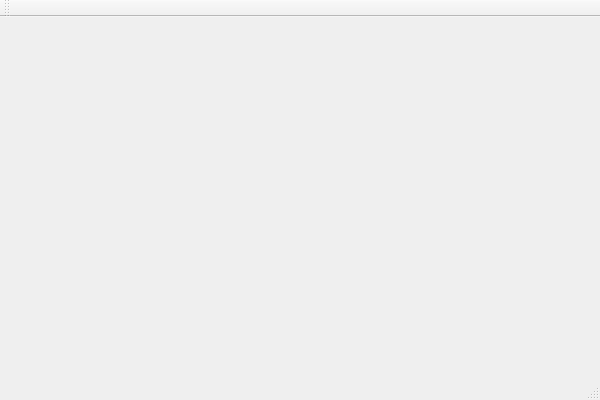
PhineasShi/AnimalES_QT, file animales.ui: the form before one commit.
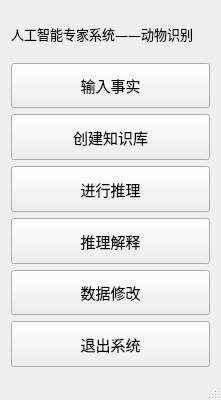
The form after the commit.

Commit message: Finish the main ui

```diff
--- a/animales.ui
+++ b/animales.ui
@@ -6,21 +6,161 @@
    <rect>
     <x>0</x>
     <y>0</y>
-    <width>600</width>
+    <width>221</width>
     <height>400</height>
    </rect>
   </property>
   <property name="windowTitle">
    <string>AnimalES</string>
   </property>
-  <widget class="QWidget" name="centralWidget"/>
-  <widget class="QToolBar" name="mainToolBar">
-   <attribute name="toolBarArea">
-    <enum>TopToolBarArea</enum>
-   </attribute>
-   <attribute name="toolBarBreak">
-    <bool>false</bool>
-   </attribute>
+  <widget class="QWidget" name="centralWidget">
+   <layout class="QGridLayout" name="gridLayout_2">
+    <item row="0" column="0">
+     <layout class="QGridLayout" name="gridLayout">
+      <item row="5" column="0">
+       <widget class="QPushButton" name="pushButton_modify">
+        <property name="sizePolicy">
+         <sizepolicy hsizetype="Minimum" vsizetype="Minimum">
+          <horstretch>0</horstretch>
+          <verstretch>0</verstretch>
+         </sizepolicy>
+        </property>
+        <property name="font">
+         <font>
+          <family>Microsoft YaHei UI Light</family>
+          <pointsize>11</pointsize>
+          <weight>50</weight>
+          <bold>false</bold>
+         </font>
+        </property>
+        <property name="text">
+         <string>数据修改</string>
+        </property>
+       </widget>
+      </item>
+      <item row="6" column="0">
+       <widget class="QPushButton" name="pushButton">
+        <property name="sizePolicy">
+         <sizepolicy hsizetype="Minimum" vsizetype="Minimum">
+          <horstretch>0</horstretch>
+          <verstretch>0</verstretch>
+         </sizepolicy>
+        </property>
+        <property name="font">
+         <font>
+          <family>Microsoft YaHei UI Light</family>
+          <pointsize>11</pointsize>
+          <weight>50</weight>
+          <bold>false</bold>
+         </font>
+        </property>
+        <property name="text">
+         <string>退出系统</string>
+        </property>
+       </widget>
+      </item>
+      <item row="4" column="0">
+       <widget class="QPushButton" name="pushButton_explain">
+        <property name="sizePolicy">
+         <sizepolicy hsizetype="Minimum" vsizetype="Minimum">
+          <horstretch>0</horstretch>
+          <verstretch>0</verstretch>
+         </sizepolicy>
+        </property>
+        <property name="font">
+         <font>
+          <family>Microsoft YaHei UI Light</family>
+          <pointsize>11</pointsize>
+          <weight>50</weight>
+          <bold>false</bold>
+         </font>
+        </property>
+        <property name="text">
+         <string>推理解释</string>
+        </property>
+       </widget>
+      </item>
+      <item row="1" column="0">
+       <widget class="QPushButton" name="pushButton_inputCauses">
+        <property name="sizePolicy">
+         <sizepolicy hsizetype="Minimum" vsizetype="Minimum">
+          <horstretch>0</horstretch>
+          <verstretch>0</verstretch>
+         </sizepolicy>
+        </property>
+        <property name="font">
+         <font>
+          <family>Microsoft YaHei UI Light</family>
+          <pointsize>11</pointsize>
+          <weight>50</weight>
+          <bold>false</bold>
+         </font>
+        </property>
+        <property name="text">
+         <string>输入事实</string>
+        </property>
+       </widget>
+      </item>
+      <item row="2" column="0">
+       <widget class="QPushButton" name="pushButton_createKB">
+        <property name="sizePolicy">
+         <sizepolicy hsizetype="Minimum" vsizetype="Minimum">
+          <horstretch>0</horstretch>
+          <verstretch>0</verstretch>
+         </sizepolicy>
+        </property>
+        <property name="font">
+         <font>
+          <family>Microsoft YaHei UI Light</family>
+          <pointsize>11</pointsize>
+          <weight>50</weight>
+          <bold>false</bold>
+         </font>
+        </property>
+        <property name="text">
+         <string>创建知识库</string>
+        </property>
+       </widget>
+      </item>
+      <item row="3" column="0">
+       <widget class="QPushButton" name="pushButton_think">
+        <property name="sizePolicy">
+         <sizepolicy hsizetype="Minimum" vsizetype="Minimum">
+          <horstretch>0</horstretch>
+          <verstretch>0</verstretch>
+         </sizepolicy>
+        </property>
+        <property name="font">
+         <font>
+          <family>Microsoft YaHei UI Light</family>
+          <pointsize>11</pointsize>
+          <weight>50</weight>
+          <bold>false</bold>
+         </font>
+        </property>
+        <property name="text">
+         <string>进行推理</string>
+        </property>
+       </widget>
+      </item>
+      <item row="0" column="0">
+       <widget class="QLabel" name="label">
+        <property name="font">
+         <font>
+          <family>Microsoft YaHei UI Light</family>
+          <pointsize>10</pointsize>
+          <weight>50</weight>
+          <bold>false</bold>
+         </font>
+        </property>
+        <property name="text">
+         <string>人工智能专家系统——动物识别</string>
+        </property>
+       </widget>
+      </item>
+     </layout>
+    </item>
+   </layout>
   </widget>
   <widget class="QStatusBar" name="statusBar"/>
  </widget>
```
